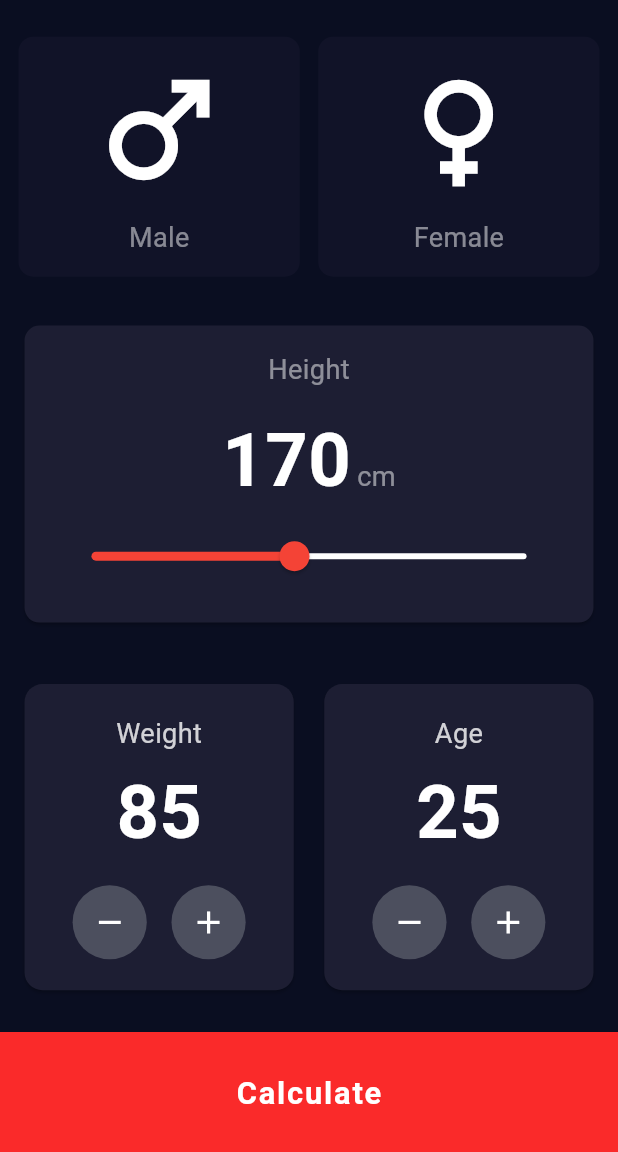
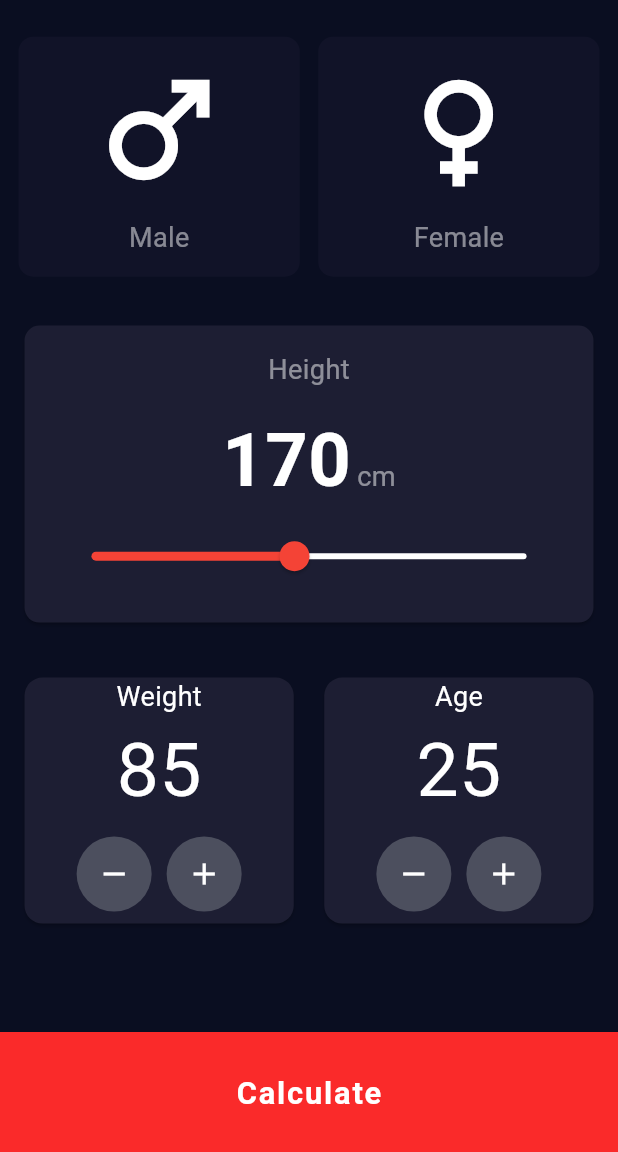
Before and after one commit to AbdllahAtef/BMI-CALC.APP, a Flutter app: the screen it shows after launch, on a phone screen of 412 x 824 dp, the part 84-1236 px from its top. Run offline on Flutter 3.47's test engine with Material 3 defaults, Android fonts, the phone set to English and light mode, and no system bars.

Commit message:
re fix card

```diff
--- a/lib/widgets/counter_card.dart
+++ b/lib/widgets/counter_card.dart
@@ -14,70 +14,51 @@ class CounterCard extends StatelessWidget {
 
   @override
   Widget build(BuildContext context) {
-    final screenHeight = MediaQuery.of(context).size.height;
-    final screenWidth = MediaQuery.of(context).size.width;
-
     return Padding(
-      padding: EdgeInsets.symmetric(vertical: screenHeight * 0.015),
+      padding: const EdgeInsets.symmetric(vertical: 8),
       child: Card(
         color: const Color(0xFF1D1E33),
-        child: Padding(
-          padding: EdgeInsets.symmetric(vertical: screenHeight * 0.025),
         child: Column(
           mainAxisAlignment: MainAxisAlignment.center,
           children: [
             Text(
               text,
-                style: TextStyle(
-                  fontSize: screenHeight * 0.022,
-                  color: Colors.white.withOpacity(0.8),
+              style: const TextStyle(fontSize: 18, color: Colors.white),
+            ),
+            Text(
+              '$value',
+              style: const TextStyle(fontSize: 50, color: Colors.white),
+            ),
+            Padding(
+              padding: const EdgeInsets.symmetric(vertical: 8),
+              child: Row(
+                mainAxisAlignment: MainAxisAlignment.center,
+
+                children: [
+                  CircleAvatar(
+                    radius: 25,
+                    backgroundColor: const Color(0xFF4C4F5E),
+                    child: IconButton(
+                      color: Colors.white,
+                      icon: const Icon(Icons.remove),
+                      onPressed: () => onChanged(value - 1),
                     ),
                   ),
-              SizedBox(height: screenHeight * 0.005),
-              Text(
-                '$value',
-                style: TextStyle(
-                  fontSize: screenHeight * 0.06,
+                  const SizedBox(width: 10),
+                  CircleAvatar(
+                    radius: 25,
+                    backgroundColor: const Color(0xFF4C4F5E),
+                    child: IconButton(
                       color: Colors.white,
-                  fontWeight: FontWeight.bold,
+                      icon: const Icon(Icons.add),
+                      onPressed: () => onChanged(value + 1),
                     ),
-              ),
-              SizedBox(height: screenHeight * 0.015),
-              Row(
-                mainAxisAlignment: MainAxisAlignment.center,
-                children: [
-                  _buildActionButton(
-                    icon: Icons.remove,
-                    onPressed: () => onChanged(value - 1),
-                    size: screenWidth * 0.12,
-                  ),
-                  SizedBox(width: screenWidth * 0.04),
-                  _buildActionButton(
-                    icon: Icons.add,
-                    onPressed: () => onChanged(value + 1),
-                    size: screenWidth * 0.12,
-                  ),
-                ],
                   ),
                 ],
               ),
             ),
+          ],
         ),
-    );
-  }
-
-  Widget _buildActionButton({
-    required IconData icon,
-    required VoidCallback onPressed,
-    required double size,
-  }) {
-    return CircleAvatar(
-      radius: size / 2,
-      backgroundColor: const Color(0xFF4C4F5E),
-      child: IconButton(
-        icon: Icon(icon, size: size * 0.5),
-        color: Colors.white,
-        onPressed: onPressed,
       ),
     );
   }
```
Lines whose indentation alone changed are shown as unchanged.
